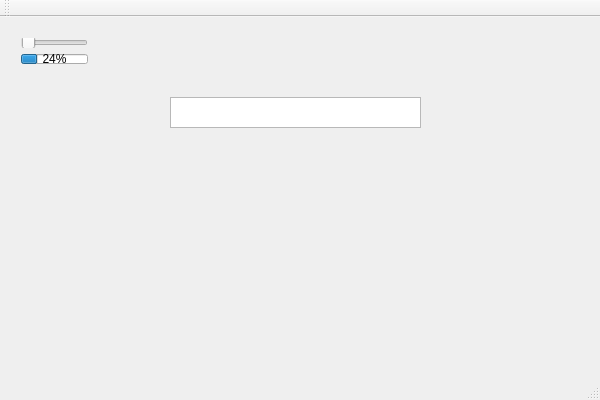
The window that QT-TestApp/QT-TestApp/QTTestApp.ui (MysteryPizzaGuy/Crucible) describes before a commit, drawn with Qt 5.
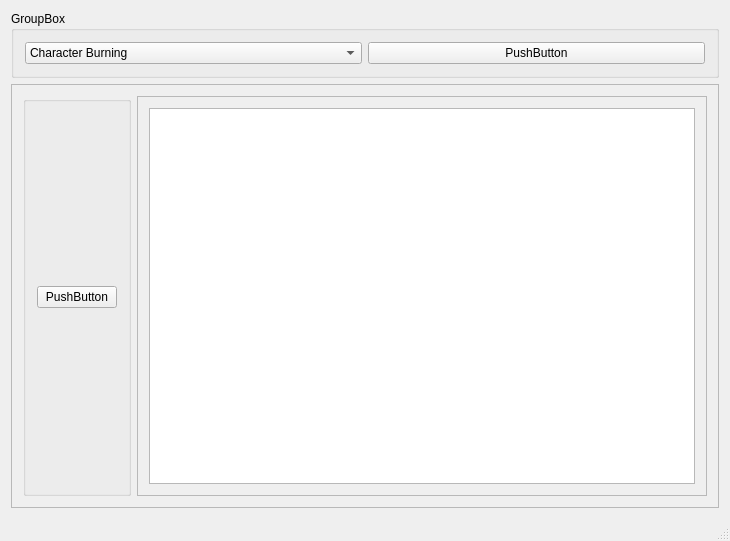
The same window after the commit.

```diff
--- a/QT-TestApp/QT-TestApp/QTTestApp.ui
+++ b/QT-TestApp/QT-TestApp/QTTestApp.ui
@@ -6,74 +6,103 @@
    <rect>
     <x>0</x>
     <y>0</y>
-    <width>600</width>
-    <height>400</height>
+    <width>730</width>
+    <height>541</height>
    </rect>
   </property>
   <property name="windowTitle">
    <string>QTTestApp</string>
   </property>
   <widget class="QWidget" name="centralWidget">
-   <widget class="QTextEdit" name="textEdit">
-    <property name="geometry">
-     <rect>
-      <x>170</x>
-      <y>80</y>
-      <width>251</width>
-      <height>31</height>
-     </rect>
-    </property>
-    <property name="cursor" stdset="0">
-     <cursorShape>ArrowCursor</cursorShape>
-    </property>
-    <property name="focusPolicy">
-     <enum>Qt::StrongFocus</enum>
-    </property>
-   </widget>
-   <widget class="QWidget" name="">
-    <property name="geometry">
-     <rect>
-      <x>10</x>
-      <y>10</y>
-      <width>89</width>
-      <height>48</height>
-     </rect>
-    </property>
     <layout class="QVBoxLayout" name="verticalLayout">
      <item>
-      <widget class="QSlider" name="horizontalSlider">
-       <property name="orientation">
-        <enum>Qt::Horizontal</enum>
-       </property>
+     <widget class="QGroupBox" name="groupBox">
+      <property name="title">
+       <string>GroupBox</string>
+      </property>
+      <layout class="QHBoxLayout" name="horizontalLayout_3">
+       <item>
+        <widget class="QComboBox" name="comboBox">
+         <item>
+          <property name="text">
+           <string>Character Burning</string>
+          </property>
+         </item>
+         <item>
+          <property name="text">
+           <string>Character Layout</string>
+          </property>
+         </item>
       </widget>
      </item>
      <item>
-      <widget class="QProgressBar" name="progressBar">
-       <property name="value">
-        <number>24</number>
+        <widget class="QPushButton" name="pushButton">
+         <property name="text">
+          <string>PushButton</string>
        </property>
       </widget>
      </item>
     </layout>
    </widget>
-  </widget>
-  <widget class="QMenuBar" name="menuBar">
+    </item>
+    <item>
+     <layout class="QHBoxLayout" name="horizontalLayout">
+      <item>
+       <widget class="QFrame" name="frame">
+        <property name="frameShape">
+         <enum>QFrame::StyledPanel</enum>
+        </property>
+        <property name="frameShadow">
+         <enum>QFrame::Raised</enum>
+        </property>
+        <layout class="QHBoxLayout" name="horizontalLayout_2">
+         <item>
+          <widget class="QGroupBox" name="Tabs">
+           <property name="enabled">
+            <bool>true</bool>
+           </property>
+           <property name="checkable">
+            <bool>false</bool>
+           </property>
+           <layout class="QVBoxLayout" name="verticalLayout_3">
+            <item>
+             <widget class="QPushButton" name="pushButton_2">
+              <property name="text">
+               <string>PushButton</string>
+              </property>
+             </widget>
+            </item>
+           </layout>
+          </widget>
+         </item>
+         <item>
+          <widget class="QScrollArea" name="scrollArea">
+           <property name="widgetResizable">
+            <bool>true</bool>
+           </property>
+           <widget class="QWidget" name="scrollAreaWidgetContents">
    <property name="geometry">
     <rect>
      <x>0</x>
      <y>0</y>
-     <width>600</width>
-     <height>21</height>
-    </rect>
-   </property>
-  </widget>
-  <widget class="QToolBar" name="mainToolBar">
-   <attribute name="toolBarArea">
-    <enum>TopToolBarArea</enum>
-   </attribute>
-   <attribute name="toolBarBreak">
-    <bool>false</bool>
-   </attribute>
+              <width>587</width>
+              <height>417</height>
+             </rect>
+            </property>
+            <layout class="QVBoxLayout" name="verticalLayout_2">
+             <item>
+              <widget class="QTextEdit" name="textEdit"/>
+             </item>
+            </layout>
+           </widget>
+          </widget>
+         </item>
+        </layout>
+       </widget>
+      </item>
+     </layout>
+    </item>
+   </layout>
   </widget>
   <widget class="QStatusBar" name="statusBar"/>
  </widget>
```
Lines whose indentation alone changed are shown as unchanged.
